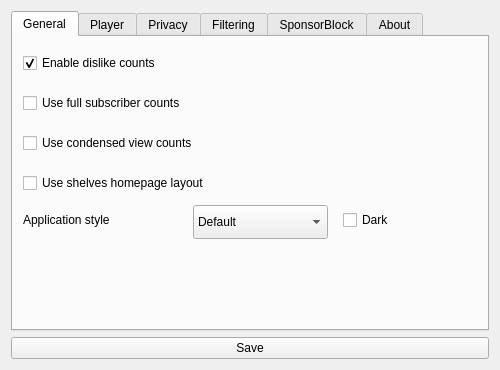
The window that src/ui/forms/settings/settingsform.ui (BowDown097/QtTube) describes before a commit, drawn with Qt 5.
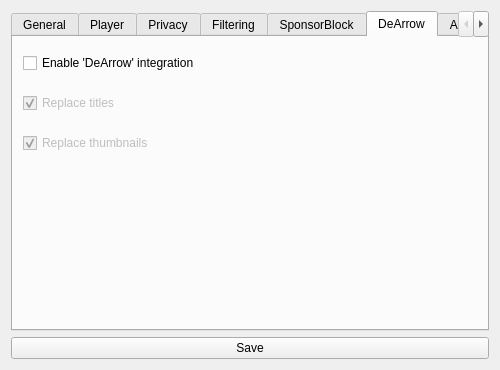
The same window after the commit. The open tabs and pages were chosen to show the change.

Commit message:
Add DeArrow integration
Kind of handicapped because I couldn't get the fallback thumbnails
figured out. Might come back to it later.

Diff of the .ui file:
```diff
--- a/src/ui/forms/settings/settingsform.ui
+++ b/src/ui/forms/settings/settingsform.ui
@@ -554,6 +554,65 @@
        </property>
       </widget>
      </widget>
+     <widget class="QWidget" name="deArrowTab">
+      <attribute name="title">
+       <string>DeArrow</string>
+      </attribute>
+      <widget class="QCheckBox" name="deArrow">
+       <property name="geometry">
+        <rect>
+         <x>10</x>
+         <y>10</y>
+         <width>400</width>
+         <height>32</height>
+        </rect>
+       </property>
+       <property name="toolTip">
+        <string>DeArrow is an open source browser extension for crowdsourcing better titles and thumbnails on YouTube.</string>
+       </property>
+       <property name="text">
+        <string>Enable 'DeArrow' integration</string>
+       </property>
+      </widget>
+      <widget class="QCheckBox" name="deArrowTitles">
+       <property name="enabled">
+        <bool>false</bool>
+       </property>
+       <property name="geometry">
+        <rect>
+         <x>10</x>
+         <y>50</y>
+         <width>400</width>
+         <height>32</height>
+        </rect>
+       </property>
+       <property name="text">
+        <string>Replace titles</string>
+       </property>
+       <property name="checked">
+        <bool>true</bool>
+       </property>
+      </widget>
+      <widget class="QCheckBox" name="deArrowThumbs">
+       <property name="enabled">
+        <bool>false</bool>
+       </property>
+       <property name="geometry">
+        <rect>
+         <x>10</x>
+         <y>90</y>
+         <width>400</width>
+         <height>32</height>
+        </rect>
+       </property>
+       <property name="text">
+        <string>Replace thumbnails</string>
+       </property>
+       <property name="checked">
+        <bool>true</bool>
+       </property>
+      </widget>
+     </widget>
      <widget class="QWidget" name="about">
       <attribute name="title">
        <string>About</string>
```
The commit also changes 7 other files.
